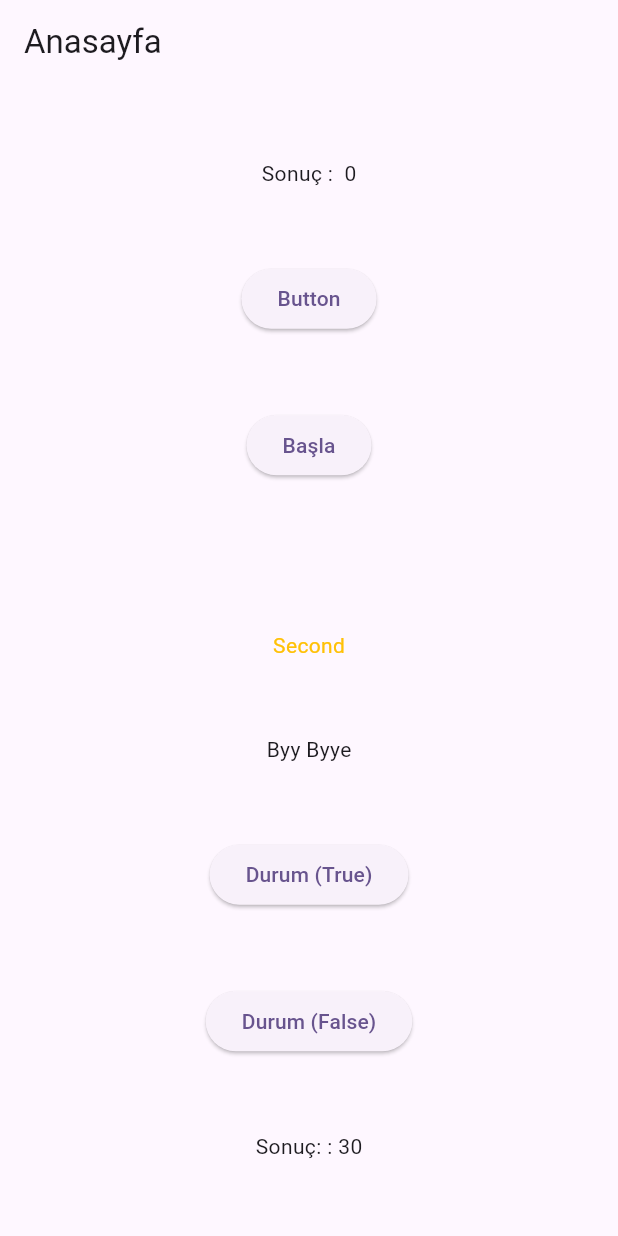
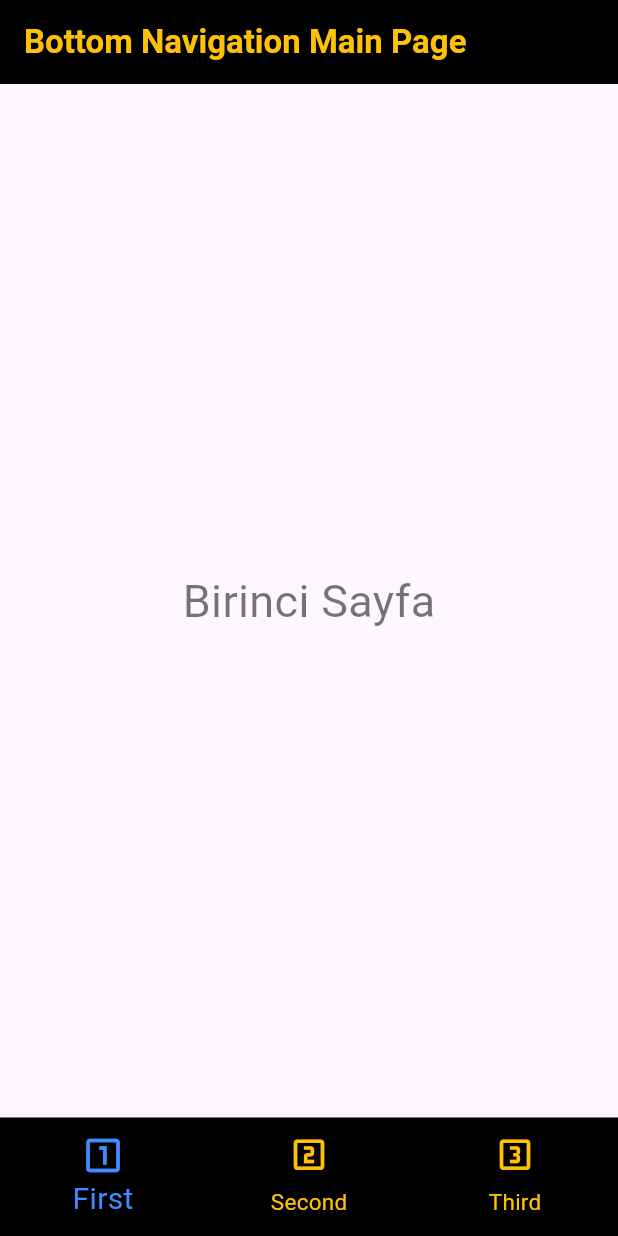
Before and after one commit to sefacr/calisma_yapisi, a Flutter app: the screen it shows after launch, on a phone screen of 412 x 824 dp. Run offline on Flutter 3.47's test engine with Material 3 defaults, Android fonts, the phone set to English and light mode, and no system bars.

Commit message:
Bottom Navigation

```diff
--- /dev/null
+++ b/lib/bottomNavigation/bottomMainScreen.dart
@@ -0,0 +1,45 @@
+import 'package:calisma_yapisi/bottomNavigation/firstScreen.dart';
+import 'package:calisma_yapisi/bottomNavigation/secondScreen.dart';
+import 'package:calisma_yapisi/bottomNavigation/thirdScreen.dart';
+import 'package:flutter/material.dart';
+
+class BottomNavigationMainScreen extends StatefulWidget {
+  const BottomNavigationMainScreen({super.key});
+
+  @override
+  State<BottomNavigationMainScreen> createState() => _BottomNavigationMainScreenState();
+}
+
+class _BottomNavigationMainScreenState extends State<BottomNavigationMainScreen> {
+
+  int selectedPage = 0;
+  var Screens = [const FirstScreen(), const SecondScreen(), const ThirdScreen()];
+
+  @override
+  Widget build(BuildContext context) {
+    return Scaffold(
+      appBar: AppBar(title: const Text("Bottom Navigation Main Page", style: TextStyle(color: Colors.amber,fontWeight: FontWeight.bold),),backgroundColor: Colors.black,),
+      body: Screens[selectedPage],
+      bottomNavigationBar: BottomNavigationBar(
+        items: const [
+          BottomNavigationBarItem(icon: Icon(Icons.looks_one_outlined), label: "First"),
+          BottomNavigationBarItem(icon: Icon(Icons.looks_two_outlined), label: "Second"),
+          BottomNavigationBarItem(icon: Icon(Icons.looks_3_outlined), label: "Third"),
+        ],
+        currentIndex: selectedPage,
+        backgroundColor: Colors.black,
+        unselectedItemColor: Colors.amber,
+        unselectedFontSize: 15,
+        unselectedIconTheme: const IconThemeData(size: 27),
+        selectedItemColor: Colors.blueAccent,
+        selectedFontSize: 20,
+        selectedIconTheme: const IconThemeData(color: Colors.blueAccent, size: 30),
+        onTap: (index){
+          setState(() {
+            selectedPage = index;
+          });
+        },
+        ),
+    );
+  }
+}
--- /dev/null
+++ b/lib/bottomNavigation/firstScreen.dart
@@ -0,0 +1,17 @@
+import 'package:flutter/material.dart';
+
+class FirstScreen extends StatefulWidget {
+  const FirstScreen({super.key});
+
+  @override
+  State<FirstScreen> createState() => _FirstScreenState();
+}
+
+class _FirstScreenState extends State<FirstScreen> {
+  @override
+  Widget build(BuildContext context) {
+    return const Center(
+      child: Text("Birinci Sayfa", style: TextStyle(fontSize: 30, color: Colors.black54),),
+    );
+  }
+}
--- a/lib/main.dart
+++ b/lib/main.dart
@@ -1,3 +1,4 @@
+import 'package:calisma_yapisi/bottomNavigation/bottomMainScreen.dart';
 import 'package:calisma_yapisi/mainScreen.dart';
 import 'package:flutter/material.dart';
 
@@ -17,7 +18,7 @@
         colorScheme: ColorScheme.fromSeed(seedColor: Colors.deepPurple),
         useMaterial3: true,
       ),
-      home: const MainScreen(),
+      home: const BottomNavigationMainScreen(),
     );
   }
 }
```
Also changed, not shown: lib/bottomNavigation/secondScreen.dart (added, +17 -0 lines), lib/bottomNavigation/thirdScreen.dart (added, +17 -0 lines).
